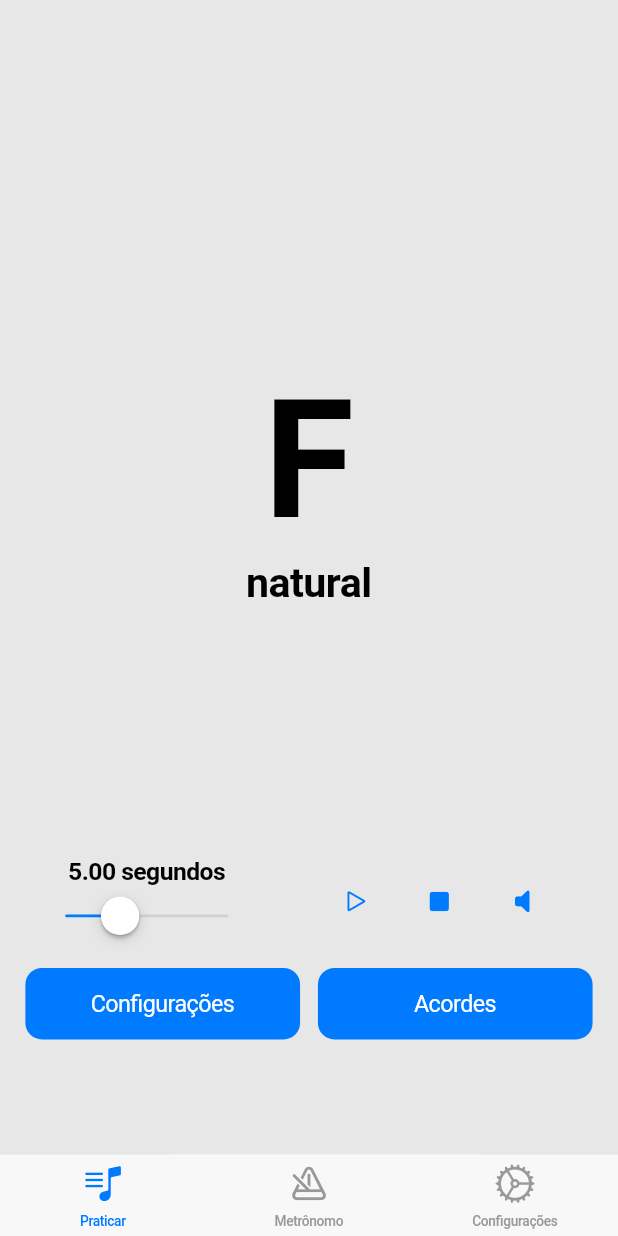
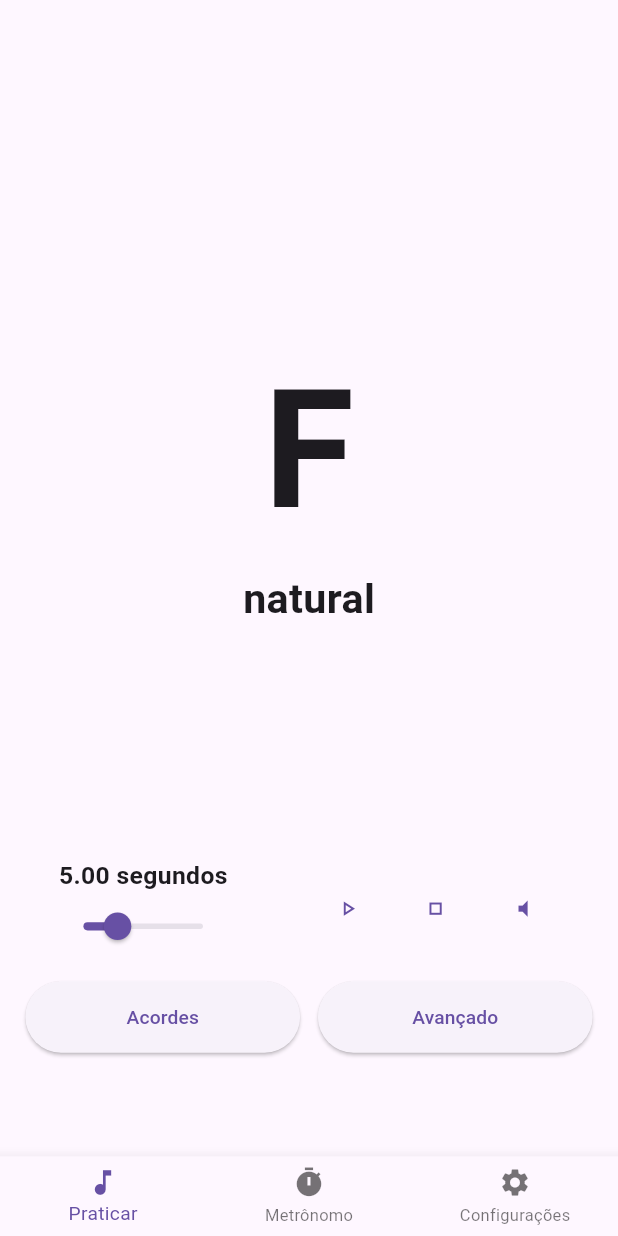
Before and after one commit to HenriqueNas/instrument_study_helper, a Flutter app: the screen it shows after launch, on a phone screen of 412 x 824 dp. Run offline on Flutter 3.47's test engine with Material 2 defaults, Android fonts, the phone set to English and light mode, and no system bars; our stand-ins replace audioplayers, qr_flutter, responsive_framework.

Commit message:
WIP: change from cupertino to material

```diff
--- a/lib/core/routes.dart
+++ b/lib/core/routes.dart
@@ -1,16 +1,19 @@
-import 'package:flutter/cupertino.dart';
+import 'package:flutter/material.dart' hide Actions;
 
 import '../home.page.dart';
+import '../modules/pratice/advanced.page.dart';
 import '../modules/pratice/settings.page.dart';
 
 abstract class Routes {
   static final Map<String, Widget Function(BuildContext)> routes = {
     home: (context) => const HomePage(),
     praticeSettings: (context) => const PraticeSettingsPage(),
+    advanced: (context) => const AdvancedPage(),
   };
   static const String initialRoute = home;
 
   static const String home = '/';
 
   static const String praticeSettings = '/pratice-settings';
+  static const String advanced = '/advanced';
 }
--- a/lib/core/theme/theme.state.dart
+++ b/lib/core/theme/theme.state.dart
@@ -1,4 +1,4 @@
-import 'package:flutter/cupertino.dart';
+import 'package:flutter/material.dart' hide Actions;
 import 'package:provider/provider.dart';
 
 class ThemeState extends ChangeNotifier {
@@ -11,19 +11,22 @@ class ThemeState extends ChangeNotifier {
   ThemeState({
     required Brightness themeMode,
   })  : _themeMode = themeMode,
-        _theme = CupertinoThemeData(brightness: themeMode);
+        _theme = ThemeData(
+          brightness: themeMode,
+          useMaterial3: true,
+        );
 
-  CupertinoThemeData _theme;
+  ThemeData _theme;
 
-  CupertinoThemeData get theme => _theme;
+  ThemeData get theme => _theme;
 
   Brightness _themeMode;
 
   Brightness get themeMode => _themeMode;
 
   IconData get themeModeIcon => themeMode == Brightness.light //
-      ? CupertinoIcons.moon_stars
-      : CupertinoIcons.sun_max;
+      ? Icons.dark_mode
+      : Icons.light_mode;
 
   bool get isDark => themeMode == Brightness.dark;
 
@@ -32,7 +35,7 @@ class ThemeState extends ChangeNotifier {
         ? Brightness.dark //
         : Brightness.light;
 
-    _theme = CupertinoThemeData(brightness: themeMode);
+    _theme = ThemeData(brightness: themeMode);
 
     notifyListeners();
   }
--- a/lib/home.page.dart
+++ b/lib/home.page.dart
@@ -1,4 +1,4 @@
-import 'package:flutter/cupertino.dart';
+import 'package:flutter/material.dart';
 
 import 'modules/pratice/pratice.page.dart';
 import 'modules/settings/settings.page.dart';
@@ -27,34 +27,26 @@ class _HomePageState extends State<HomePage> {
 
   @override
   Widget build(BuildContext context) {
-    return CupertinoTabScaffold(
-      backgroundColor: CupertinoTheme.of(context).scaffoldBackgroundColor,
-      tabBar: CupertinoTabBar(
-        height: 60,
+    return Scaffold(
+      body: screens[_selectedIndex],
+      bottomNavigationBar: BottomNavigationBar(
         items: const <BottomNavigationBarItem>[
           BottomNavigationBarItem(
-            icon: Icon(CupertinoIcons.music_note_list),
+            icon: Icon(Icons.music_note),
             label: 'Praticar',
           ),
           BottomNavigationBarItem(
-            icon: Icon(CupertinoIcons.metronome),
+            icon: Icon(Icons.timer),
             label: 'Metrônomo',
           ),
           BottomNavigationBarItem(
-            icon: Icon(CupertinoIcons.settings_solid),
+            icon: Icon(Icons.settings),
             label: 'Configurações',
           ),
         ],
         currentIndex: _selectedIndex,
         onTap: _onItemTapped,
       ),
-      tabBuilder: (context, index) {
-        return CupertinoTabView(
-          builder: (context) {
-            return screens[index];
-          },
-        );
-      },
     );
   }
 }
--- a/lib/main.dart
+++ b/lib/main.dart
@@ -1,12 +1,15 @@
-import 'package:flutter/cupertino.dart';
 import 'package:flutter/foundation.dart';
+import 'package:flutter/material.dart' hide Actions;
 import 'package:provider/provider.dart';
 import 'package:responsive_framework/responsive_framework.dart';
 
 import 'core/theme/theme.state.dart';
 import 'home.page.dart';
+import 'modules/pratice/advanced.page.dart';
+import 'modules/pratice/settings.page.dart';
+import 'modules/pratice/states/accord.state.dart';
 import 'modules/pratice/states/actions.state.dart';
-import 'modules/pratice/states/accord.state.dart';
+import 'modules/settings/settings.page.dart';
 
 void main() {
   runApp(const MyApp());
@@ -19,9 +22,11 @@ class MyApp extends StatefulWidget {
   State<MyApp> createState() => _MyAppState();
 }
 
+final a = Container();
+
 class _MyAppState extends State<MyApp> {
   final themeState = ThemeState(
-    themeMode: WidgetsBinding.instance.window.platformBrightness,
+    themeMode: Brightness.light,
   );
 
   @override
@@ -41,13 +46,13 @@ class _MyAppState extends State<MyApp> {
         AccordState.provider(),
         ActionsState.provider(),
       ],
-      child: CupertinoApp(
+      child: MaterialApp(
         title: 'Instrumental Studying Helper',
         builder: (cupertinoCtx, child) {
-          final backgroundColor = CupertinoDynamicColor.resolve(
-            CupertinoColors.systemBackground,
-            cupertinoCtx,
-          );
+          // final backgroundColor = CupertinoDynamicColor.resolve(
+          //   Colors.systemBackground,
+          //   cupertinoCtx,
+          // );
 
           return ResponsiveWrapper.builder(
             child,
@@ -59,13 +64,19 @@ class _MyAppState extends State<MyApp> {
               const ResponsiveBreakpoint.autoScale(800, name: TABLET),
               const ResponsiveBreakpoint.resize(1000, name: DESKTOP),
             ],
-            backgroundColor: backgroundColor,
-            background: Container(color: backgroundColor),
+            // backgroundColor: backgroundColor,
+            // background: Container(color: backgroundColor),
           );
         },
-        home: const HomePage(),
         theme: themeState.theme,
         debugShowCheckedModeBanner: kDebugMode,
+        initialRoute: '/',
+        routes: {
+          '/': (_) => const HomePage(),
+          '/settings': (_) => const SettingsPage(),
+          AdvancedPage.routeName: (_) => const AdvancedPage(),
+          PraticeSettingsPage.routeName: (_) => const PraticeSettingsPage(),
+        },
       ),
     );
   }
--- a/lib/modules/pratice/states/accord.state.dart
+++ b/lib/modules/pratice/states/accord.state.dart
@@ -1,4 +1,4 @@
-import 'package:flutter/cupertino.dart';
+import 'package:flutter/material.dart' hide Actions;
 import 'package:provider/provider.dart';
 
 import '../../../entities/inversions.dart';
--- a/lib/modules/pratice/states/actions.state.dart
+++ b/lib/modules/pratice/states/actions.state.dart
@@ -1,4 +1,4 @@
-import 'package:flutter/cupertino.dart';
+import 'package:flutter/material.dart' hide Actions;
 import 'package:provider/provider.dart';
 
 class ActionsState extends ChangeNotifier {
--- a/lib/modules/pratice/widgets/actions.widget.dart
+++ b/lib/modules/pratice/widgets/actions.widget.dart
@@ -1,4 +1,5 @@
-import 'package:flutter/cupertino.dart';
+import 'package:flutter/material.dart' hide Actions;
+import 'package:instrumental_studying_helper/modules/pratice/advanced.page.dart';
 import 'package:provider/provider.dart';
 
 import '../settings.page.dart';
@@ -26,28 +27,26 @@ class _ActionsState extends State<Actions> {
           children: [
             const Timer(),
             Row(children: [
-              CupertinoButton(
+              TextButton(
                 onPressed: actions.startPlayer,
                 child: Icon(
                   actions.isPlaying
-                      ? CupertinoIcons.play_arrow_solid
-                      : CupertinoIcons.play_arrow,
+                      ? Icons.play_arrow
+                      : Icons.play_arrow_outlined,
                 ),
               ),
-              CupertinoButton(
+              TextButton(
                 onPressed: actions.stopPlayer,
                 child: Icon(
-                  actions.isPlaying
-                      ? CupertinoIcons.stop
-                      : CupertinoIcons.stop_fill,
+                  actions.isPlaying ? Icons.stop : Icons.stop_outlined,
                 ),
               ),
-              CupertinoButton(
+              TextButton(
                 onPressed: actions.toggleAudio,
                 child: Icon(
                   actions.useAudio
-                      ? CupertinoIcons.volume_mute
-                      : CupertinoIcons.volume_off,
+                      ? Icons.volume_mute
+                      : Icons.volume_off_outlined,
                 ),
               ),
             ]),
@@ -56,26 +55,14 @@ class _ActionsState extends State<Actions> {
         const SizedBox(height: 16),
         Row(
           mainAxisAlignment: MainAxisAlignment.spaceAround,
-          children: [
-            ConstrainedBox(
-              constraints: const BoxConstraints(maxWidth: 400, minWidth: 200),
-              child: CupertinoButton.filled(
-                padding: const EdgeInsets.all(16),
-                onPressed: () => Navigator.of(context).push(CupertinoPageRoute(
-                  builder: (context) => const PraticeSettingsPage(),
-                )),
-                child: const Text('Configurações'),
-              ),
+          children: const [
+            _ActionButton(
+              title: 'Acordes',
+              navigateTo: PraticeSettingsPage.routeName,
             ),
-            ConstrainedBox(
-              constraints: const BoxConstraints(maxWidth: 400, minWidth: 200),
-              child: CupertinoButton.filled(
-                padding: const EdgeInsets.all(16),
-                onPressed: () => Navigator.of(context).push(CupertinoPageRoute(
-                  builder: (context) => const PraticeSettingsPage(),
-                )),
-                child: const Text('Acordes'),
-              ),
+            _ActionButton(
+              title: 'Avançado',
+              navigateTo: AdvancedPage.routeName,
             ),
           ],
         ),
@@ -83,3 +70,29 @@ class _ActionsState extends State<Actions> {
     );
   }
 }
+
+class _ActionButton extends StatelessWidget {
+  const _ActionButton({
+    required this.title,
+    required this.navigateTo,
+  });
+
+  final String title;
+  final String navigateTo;
+
+  @override
+  Widget build(BuildContext context) {
+    final navigator = Navigator.of(context);
+
+    return ConstrainedBox(
+      constraints: const BoxConstraints(maxWidth: 400, minWidth: 200),
+      child: ElevatedButton(
+        onPressed: () => navigator.pushNamed(navigateTo),
+        style: ElevatedButton.styleFrom(
+          padding: const EdgeInsets.all(16),
+        ),
+        child: Text(title),
+      ),
+    );
+  }
+}
--- a/lib/modules/pratice/widgets/timer.widget.dart
+++ b/lib/modules/pratice/widgets/timer.widget.dart
@@ -1,4 +1,4 @@
-import 'package:flutter/cupertino.dart';
+import 'package:flutter/material.dart' hide Actions;
 import 'package:provider/provider.dart';
 
 import '../states/actions.state.dart';
@@ -27,7 +27,7 @@ class _TimerState extends State<Timer> {
         ),
         SizedBox(
           width: MediaQuery.of(context).size.width * 0.3,
-          child: CupertinoSlider(
+          child: Slider(
             min: 1,
             max: 15,
             value: actions.time,
```
Also changed, not shown: lib/modules/pratice/advanced.page.dart (added, +93 -0 lines), lib/modules/pratice/settings.page.dart (+28 -39 lines), lib/modules/pratice/widgets/tiles/group_tile.widget.dart (+3 -4 lines), lib/modules/pratice/widgets/tiles/inversions_tile.widget.dart (+3 -4 lines), lib/modules/pratice/widgets/tiles/variants_tile.widget.dart (+3 -4 lines), lib/modules/settings/settings.page.dart (+4 -6 lines), lib/test.dart (added, +129 -0 lines), pubspec.yaml (+3 -4 lines), pubspec.lock, 62 other files.
